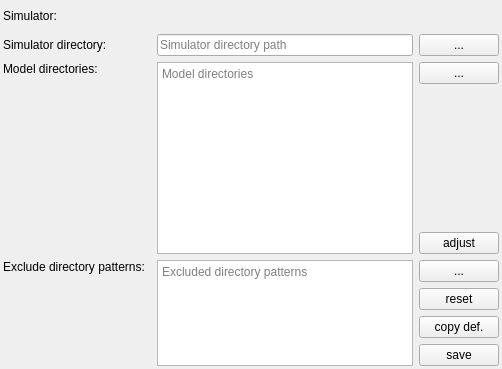
Old version of the form src/blackgui/components/settingssimulatorbasicscomponent.ui in the repository swift-project/pilotclient.
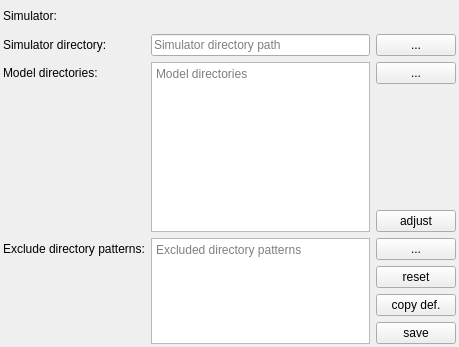
New version of the form. Custom widgets are drawn as their Qt base class.

Commit message: Basic sim settings, removed unnecessary column in grid layout

```diff
--- a/src/blackgui/components/settingssimulatorbasicscomponent.ui
+++ b/src/blackgui/components/settingssimulatorbasicscomponent.ui
@@ -2,10 +2,18 @@
 <ui version="4.0">
  <class>CSettingsSimulatorBasicsComponent</class>
  <widget class="QFrame" name="CSettingsSimulatorBasicsComponent">
+  <property name="geometry">
+   <rect>
+    <x>0</x>
+    <y>0</y>
+    <width>459</width>
+    <height>347</height>
+   </rect>
+  </property>
   <property name="windowTitle">
    <string>Simulator basic settings</string>
   </property>
-  <layout class="QGridLayout" name="gl_SimulatorBasics" columnstretch="0,1,0,0">
+  <layout class="QGridLayout" name="gl_SettingsSimulatorBasics">
    <property name="leftMargin">
     <number>3</number>
    </property>
@@ -18,16 +26,6 @@
    <property name="bottomMargin">
     <number>3</number>
    </property>
-   <item row="9" column="3">
-    <widget class="QPushButton" name="pb_CopyDefaults">
-     <property name="toolTip">
-      <string>copy (materialize) defaults</string>
-     </property>
-     <property name="text">
-      <string>copy def.</string>
-     </property>
-    </widget>
-   </item>
    <item row="0" column="0">
     <widget class="QLabel" name="lbl_Simulator">
      <property name="text">
@@ -35,14 +33,59 @@
      </property>
     </widget>
    </item>
-   <item row="1" column="3">
+   <item row="0" column="1" colspan="2" alignment="Qt::AlignLeft">
+    <widget class="BlackGui::Components::CSimulatorSelector" name="comp_SimulatorSelector">
+     <property name="minimumSize">
+      <size>
+       <width>150</width>
+       <height>25</height>
+      </size>
+     </property>
+    </widget>
+   </item>
+   <item row="1" column="0">
+    <widget class="QLabel" name="lbl_SimulatorDirectory">
+     <property name="text">
+      <string>Simulator directory:</string>
+     </property>
+    </widget>
+   </item>
+   <item row="1" column="1">
+    <widget class="QLineEdit" name="le_SimulatorDirectory">
+     <property name="placeholderText">
+      <string>Simulator directory path</string>
+     </property>
+    </widget>
+   </item>
+   <item row="1" column="2">
     <widget class="QPushButton" name="pb_SimulatorFileDialog">
      <property name="text">
       <string>...</string>
      </property>
     </widget>
    </item>
-   <item row="3" column="3">
+   <item row="2" column="0">
+    <widget class="QLabel" name="lbl_ModelDirectory">
+     <property name="text">
+      <string>Model directories:</string>
+     </property>
+    </widget>
+   </item>
+   <item row="2" column="1" rowspan="3">
+    <widget class="QPlainTextEdit" name="pte_ModelDirectories">
+     <property name="placeholderText">
+      <string>Model directories</string>
+     </property>
+    </widget>
+   </item>
+   <item row="2" column="2">
+    <widget class="QPushButton" name="pb_ModelFileDialog">
+     <property name="text">
+      <string>...</string>
+     </property>
+    </widget>
+   </item>
+   <item row="3" column="2">
     <spacer name="hs_Buttons">
      <property name="orientation">
       <enum>Qt::Horizontal</enum>
@@ -58,55 +101,7 @@
      </property>
     </spacer>
    </item>
-   <item row="8" column="3">
-    <widget class="QPushButton" name="pb_Reset">
-     <property name="text">
-      <string>reset</string>
-     </property>
-    </widget>
-   </item>
-   <item row="1" column="2">
-    <widget class="QLineEdit" name="le_SimulatorDirectory">
-     <property name="placeholderText">
-      <string>Simulator directory path</string>
-     </property>
-    </widget>
-   </item>
-   <item row="7" column="3">
-    <widget class="QPushButton" name="pb_ExcludeFileDialog">
-     <property name="text">
-      <string>...</string>
-     </property>
-    </widget>
-   </item>
-   <item row="2" column="0" alignment="Qt::AlignTop">
-    <widget class="QLabel" name="lbl_ModelDirectory">
-     <property name="text">
-      <string>Model directories:</string>
-     </property>
-    </widget>
-   </item>
-   <item row="2" column="3">
-    <widget class="QPushButton" name="pb_ModelFileDialog">
-     <property name="text">
-      <string>...</string>
-     </property>
-    </widget>
-   </item>
-   <item row="7" column="2" rowspan="4">
-    <widget class="QPlainTextEdit" name="pte_ExcludeDirectories">
-     <property name="documentTitle">
-      <string>Excluded directory patterns</string>
-     </property>
-     <property name="lineWrapMode">
-      <enum>QPlainTextEdit::NoWrap</enum>
-     </property>
-     <property name="placeholderText">
-      <string>Excluded directory patterns</string>
-     </property>
-    </widget>
-   </item>
-   <item row="5" column="3">
+   <item row="4" column="2">
     <widget class="QPushButton" name="pb_AdjustModelDirectory">
      <property name="toolTip">
       <string>remove redundant directories, fix file paths ...</string>
@@ -116,14 +111,7 @@
      </property>
     </widget>
    </item>
-   <item row="2" column="2" rowspan="4">
-    <widget class="QPlainTextEdit" name="pte_ModelDirectories">
-     <property name="placeholderText">
-      <string>Model directories</string>
-     </property>
-    </widget>
-   </item>
-   <item row="7" column="0" rowspan="4" alignment="Qt::AlignTop">
+   <item row="5" column="0">
     <widget class="QLabel" name="lbl_ExcludeDirectories">
      <property name="toolTip">
       <string>Excluded from model loading</string>
@@ -133,30 +121,50 @@
      </property>
     </widget>
    </item>
-   <item row="10" column="3">
+   <item row="5" column="1" rowspan="4">
+    <widget class="QPlainTextEdit" name="pte_ExcludeDirectories">
+     <property name="documentTitle">
+      <string>Excluded directory patterns</string>
+     </property>
+     <property name="lineWrapMode">
+      <enum>QPlainTextEdit::NoWrap</enum>
+     </property>
+     <property name="placeholderText">
+      <string>Excluded directory patterns</string>
+     </property>
+    </widget>
+   </item>
+   <item row="5" column="2">
+    <widget class="QPushButton" name="pb_ExcludeFileDialog">
+     <property name="text">
+      <string>...</string>
+     </property>
+    </widget>
+   </item>
+   <item row="6" column="2">
+    <widget class="QPushButton" name="pb_Reset">
+     <property name="text">
+      <string>reset</string>
+     </property>
+    </widget>
+   </item>
+   <item row="7" column="2">
+    <widget class="QPushButton" name="pb_CopyDefaults">
+     <property name="toolTip">
+      <string>copy (materialize) defaults</string>
+     </property>
+     <property name="text">
+      <string>copy def.</string>
+     </property>
+    </widget>
+   </item>
+   <item row="8" column="2">
     <widget class="QPushButton" name="pb_Save">
      <property name="text">
       <string>save</string>
      </property>
     </widget>
    </item>
-   <item row="0" column="1" colspan="3" alignment="Qt::AlignLeft">
-    <widget class="BlackGui::Components::CSimulatorSelector" name="comp_SimulatorSelector">
-     <property name="minimumSize">
-      <size>
-       <width>150</width>
-       <height>25</height>
-      </size>
-     </property>
-    </widget>
-   </item>
-   <item row="1" column="0">
-    <widget class="QLabel" name="lbl_SimulatorDirectory">
-     <property name="text">
-      <string>Simulator directory:</string>
-     </property>
-    </widget>
-   </item>
   </layout>
  </widget>
  <customwidgets>
```
